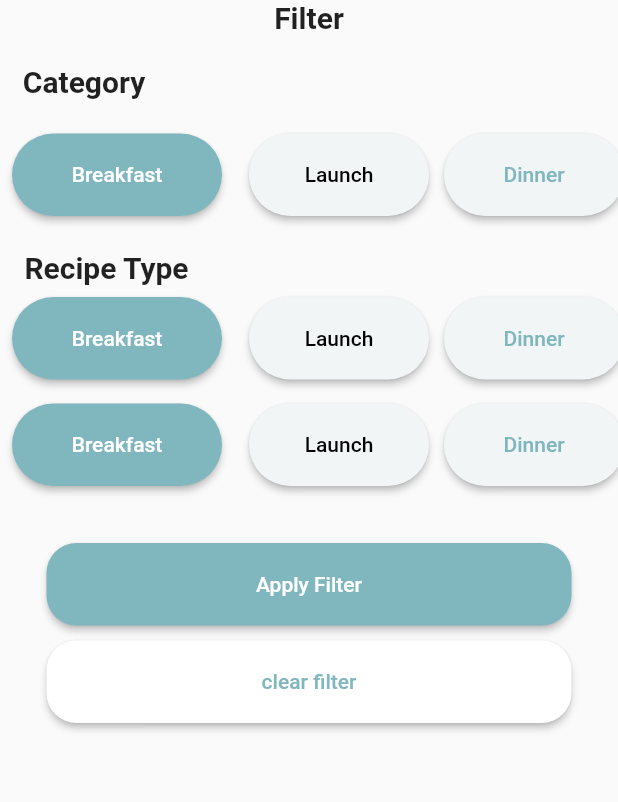
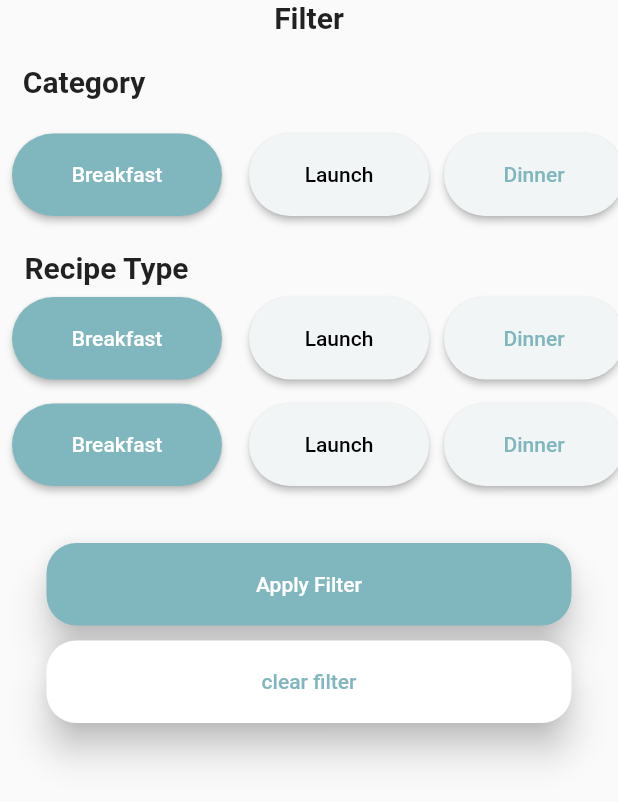
Before and after one commit to Flutter-GG/HW-1, a Flutter app: the Buttonsheet screen opened directly, on a phone screen of 412 x 824 dp. Shown: the top 802 px of the screen. Run offline on Flutter 3.47's test engine with Material 2 defaults, Android fonts, the phone set to English and light mode, and no system bars.

Commit message:
Finish Navigation Views

```diff
--- a/flutter_application_1/lib/View/View/buttonSheet.dart
+++ b/flutter_application_1/lib/View/View/buttonSheet.dart
@@ -1,4 +1,6 @@
 import 'package:flutter/material.dart';
+import 'package:flutter_application_1/View/View/creatAccount.dart';
+import 'package:flutter_application_1/View/View/login.dart';
 import 'package:flutter_application_1/View/compunent/buttonClose.dart';
 import 'package:flutter_application_1/View/compunent/buttonContainer.dart';
 import 'package:flutter_application_1/View/compunent/buttonsRow.dart';
@@ -47,6 +49,7 @@ class Buttonsheet extends StatelessWidget {
               title: "Apply Filter",
               colorButton: Color(0xff80b6bd),
               TextcolorButton: Colors.white,
+              a: login(),
             ),
             SizedBox(
               height: 10,
@@ -55,6 +58,7 @@ class Buttonsheet extends StatelessWidget {
               title: "clear filter",
               colorButton: Colors.white,
               TextcolorButton: Color(0xff80b6bd),
+              a: creatAccount(),
             )
           ],
         ),
--- a/flutter_application_1/lib/View/View/creatAccount.dart
+++ b/flutter_application_1/lib/View/View/creatAccount.dart
@@ -1,4 +1,5 @@
 import 'package:flutter/material.dart';
+import 'package:flutter_application_1/View/View/login.dart';
 import 'package:flutter_application_1/View/View/search.dart';
 import 'package:flutter_application_1/View/compunent/buttonClose.dart';
 import 'package:flutter_application_1/View/compunent/textButtonTittle.dart';
@@ -98,6 +99,7 @@ class creatAccount extends StatelessWidget {
             title: "Continue",
             TextcolorButton: Colors.white,
             colorButton: Color(0xff042627),
+            a: login(),
           ),
           SizedBox(
             height: 20,
--- a/flutter_application_1/lib/View/View/login.dart
+++ b/flutter_application_1/lib/View/View/login.dart
@@ -1,4 +1,7 @@
 import 'package:flutter/material.dart';
+import 'package:flutter_application_1/View/View/buttonSheet.dart';
+import 'package:flutter_application_1/View/View/creatAccount.dart';
+import 'package:flutter_application_1/View/View/search.dart';
 import 'package:flutter_application_1/View/compunent/buttonClose.dart';
 import 'package:flutter_application_1/View/compunent/textButtonTittle.dart';
 import 'package:flutter_application_1/View/compunent/textfield.dart';
@@ -48,6 +51,7 @@ class login extends StatelessWidget {
             title: "Login",
             TextcolorButton: Colors.white,
             colorButton: Color(0xff042627),
+            a: search(),
           ),
           SizedBox(
             height: 20,
@@ -73,6 +77,7 @@ class login extends StatelessWidget {
             title: "Sign Up",
             TextcolorButton: Colors.white,
             colorButton: Color(0xff042627),
+            a: creatAccount(),
           ),
         ],
       ),
--- a/flutter_application_1/lib/View/View/main.dart
+++ b/flutter_application_1/lib/View/View/main.dart
@@ -16,7 +16,7 @@ class MainApp extends StatelessWidget {
   Widget build(BuildContext context) {
     return const MaterialApp(
       debugShowCheckedModeBanner: false,
-      home: creatAccount(),
+      home: onboarding(),
     );
   }
 }
--- a/flutter_application_1/lib/View/View/onboarding.dart
+++ b/flutter_application_1/lib/View/View/onboarding.dart
@@ -1,4 +1,5 @@
 import 'package:flutter/material.dart';
+import 'package:flutter_application_1/View/View/login.dart';
 import 'package:flutter_application_1/View/compunent/buttonClose.dart';
 
 class onboarding extends StatelessWidget {
@@ -51,6 +52,7 @@ class onboarding extends StatelessWidget {
                     title: "Get Started",
                     TextcolorButton: Colors.white,
                     colorButton: Color(0xff042627),
+                    a: login(),
                   )
                 ],
               ),
--- a/flutter_application_1/lib/View/compunent/buttonClose.dart
+++ b/flutter_application_1/lib/View/compunent/buttonClose.dart
@@ -1,19 +1,26 @@
 import 'package:flutter/material.dart';
+import 'package:flutter_application_1/View/View/login.dart';
 
 class NavigationButton extends StatelessWidget {
   const NavigationButton({
     super.key,
     required this.title,
     required this.colorButton,
-    required this.TextcolorButton,
+    required this.TextcolorButton, required this.a,
   });
   final String title;
   final Color colorButton;
   final Color TextcolorButton;
+  final Widget a;
   @override
   Widget build(BuildContext context) {
     return ElevatedButton(
-      onPressed: () => Navigator.pop(context),
+      onPressed: () {
+        Navigator.push(
+          context,
+          MaterialPageRoute(builder: (context) => a),
+        );
+      },
       child: Text(
         title,
         style: TextStyle(color: TextcolorButton),
@@ -22,6 +29,8 @@ class NavigationButton extends StatelessWidget {
           backgroundColor: colorButton,
           //fixedSize: Size(MediaQuery.of(context).size.width - 50, 50),
           minimumSize: Size(350, 55),
+          shadowColor: Colors.black,
+          elevation: 10,
           shape:
               RoundedRectangleBorder(borderRadius: BorderRadius.circular(20))),
     );
```
